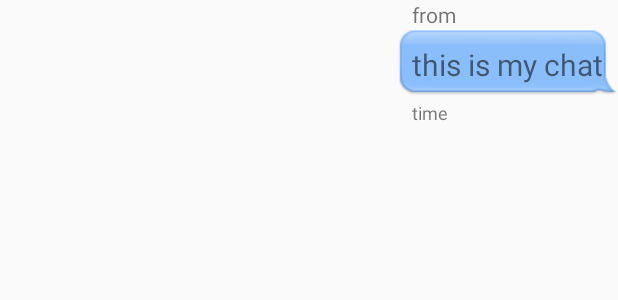
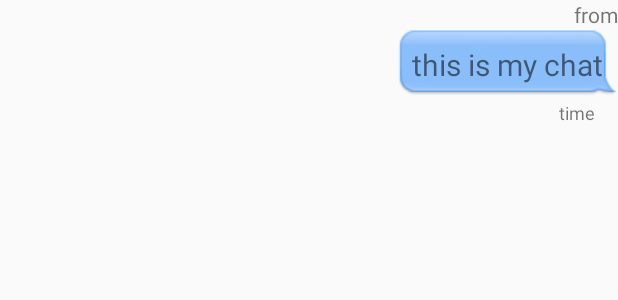
Before and after one commit to mahfuz-omi/NiggaChatDemo, an Android app: the layout message_row_my.xml on its own in the app's theme, with its tools: preview values and no code run, on a phone screen of 412 x 824 dp. Shown: the top 300 px of the screen. Run offline under Robolectric (Android 15) with nearby library versions, the phone set to English and light mode, and no system bars.

Commit message:
chatroom layout updated + app name has been changed to Secret Chat

```diff
--- a/app/src/main/java/com/example/omi/niggachatdemo/adapter/ChatMessageAdapter.java
+++ b/app/src/main/java/com/example/omi/niggachatdemo/adapter/ChatMessageAdapter.java
@@ -62,7 +62,7 @@ public class ChatMessageAdapter extends RecyclerView.Adapter<ChatMessageAdapter.
                 View itemView = LayoutInflater.from(parent.getContext())
                         .inflate(R.layout.message_row_my, parent, false);
                 TextView from = (TextView) itemView.findViewById(R.id.from);
-                from.setVisibility(View.GONE);
+                from.setVisibility(View.INVISIBLE);
                 return new MyViewHolder(itemView);
 
             }
@@ -71,7 +71,7 @@ public class ChatMessageAdapter extends RecyclerView.Adapter<ChatMessageAdapter.
                 View itemView = LayoutInflater.from(parent.getContext())
                         .inflate(R.layout.message_row_my, parent, false);
                 TextView from = (TextView) itemView.findViewById(R.id.from);
-                from.setVisibility(View.GONE);
+                from.setVisibility(View.INVISIBLE);
                 ImageView sent = (ImageView)itemView.findViewById(R.id.sent);
                 sent.setVisibility(View.VISIBLE);
                 return new MyViewHolder(itemView);
--- a/app/src/main/res/layout/message_row_my.xml
+++ b/app/src/main/res/layout/message_row_my.xml
@@ -1,18 +1,17 @@
 <?xml version="1.0" encoding="utf-8"?>
-<LinearLayout xmlns:android="http://schemas.android.com/apk/res/android"
+<RelativeLayout xmlns:android="http://schemas.android.com/apk/res/android"
     android:layout_width="wrap_content"
-    android:layout_height="wrap_content"
-    android:layout_gravity="right"
-    android:orientation="vertical">
+    android:layout_height="wrap_content">
 
     <TextView
+        android:layout_alignParentRight="true"
         android:id="@+id/from"
         android:layout_width="wrap_content"
         android:layout_height="wrap_content"
-        android:layout_marginLeft="10dp"
         android:text="from" />
 
     <TextView
+        android:layout_below="@id/from"
         android:id="@+id/message"
         android:layout_width="wrap_content"
         android:layout_height="wrap_content"
@@ -23,9 +22,10 @@
         android:textSize="20sp" />
 
     <LinearLayout
+        android:layout_below="@id/message"
         android:layout_width="wrap_content"
         android:layout_height="wrap_content"
-        android:layout_marginLeft="10dp"
+        android:layout_alignParentRight="true"
         android:orientation="horizontal">
 
         <TextView
@@ -44,4 +44,4 @@
     </LinearLayout>
 
 
-</LinearLayout>
+</RelativeLayout>
--- a/app/src/main/res/values/strings.xml
+++ b/app/src/main/res/values/strings.xml
@@ -1,3 +1,3 @@
 <resources>
-    <string name="app_name">CommChat</string>
+    <string name="app_name">Secret Chat</string>
 </resources>
```
Also changed, not shown: app/src/main/res/layout/activity_chatroom.xml (+17 -20 lines).
